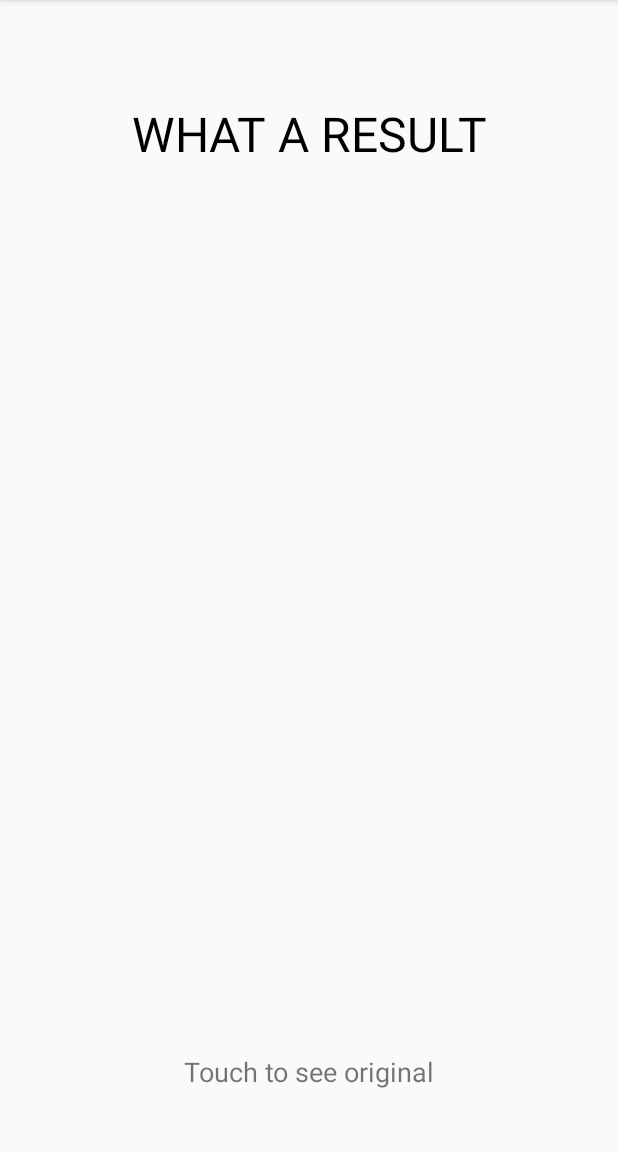
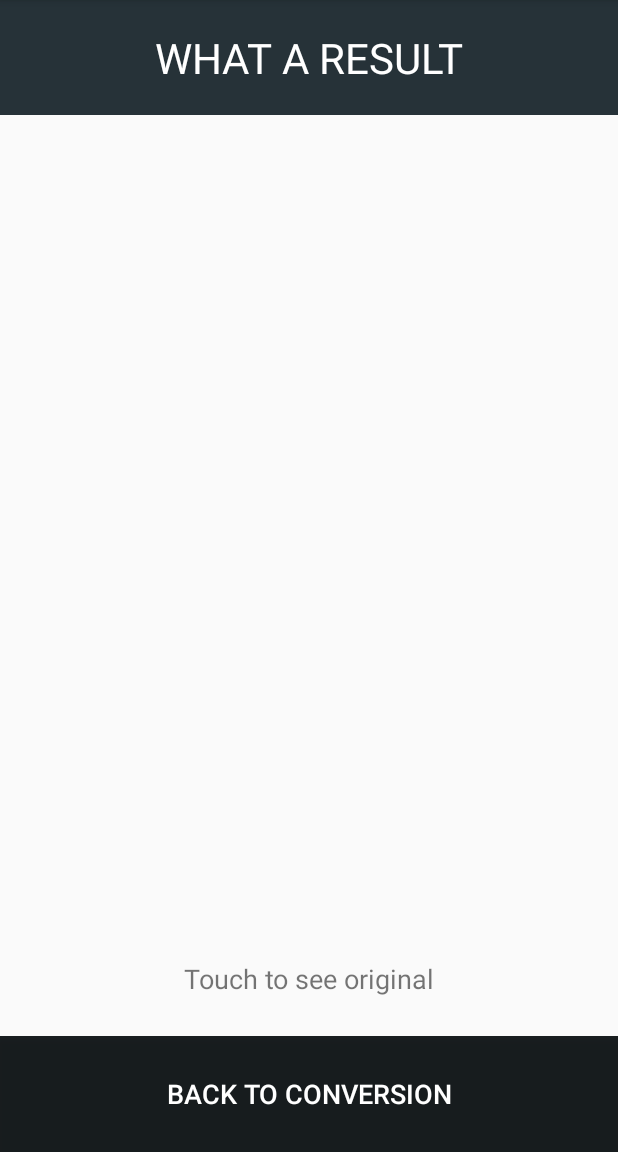
Before and after one commit to PicShape/android, an Android app: the ResultActivity screen opened directly, with no data from a screen before it, on a phone screen of 412 x 824 dp, the part 84-1236 px from its top. Run offline under Robolectric (Android 15) with nearby library versions, the phone set to English and light mode, and no system bars.

```diff
--- a/app/src/main/res/layout/activity_result.xml
+++ b/app/src/main/res/layout/activity_result.xml
@@ -5,29 +5,31 @@
     android:layout_width="match_parent"
     android:layout_height="match_parent"
     android:orientation="vertical"
-    android:paddingBottom="@dimen/activity_vertical_margin"
-    android:paddingLeft="@dimen/activity_horizontal_margin"
-    android:paddingRight="@dimen/activity_horizontal_margin"
-    android:paddingTop="@dimen/activity_vertical_margin"
+
     tools:context="com.example.android.picshape.view.ResultActivity">
 
-    <TextView
-        android:text="@string/result_text"
+    <RelativeLayout
         android:layout_width="match_parent"
         android:layout_height="0dp"
-        android:layout_weight="0.20"
-        android:id="@+id/textView"
-        android:textSize="32sp"
-        android:textColor="@android:color/black"
-        android:gravity="center_horizontal|center_vertical"
-        android:textAllCaps="true"/>
+        android:layout_weight="0.1"
+        android:background="@color/primary">
+        <TextView
+            android:text="@string/result_text"
+            android:layout_width="match_parent"
+            android:layout_height="match_parent"
+            android:id="@+id/textView"
+            android:textSize="28sp"
+            android:textColor="@android:color/white"
+            android:gravity="center_horizontal|center_vertical"
+            android:textAllCaps="true"/>
+    </RelativeLayout>
 
     <ImageView
         android:padding="10dp"
         android:id="@+id/result_imageView"
         android:layout_width="match_parent"
         android:layout_height="0dp"
-        android:layout_weight="0.70"
+        android:layout_weight="0.7"
         />
     <TextView
         android:layout_width="match_parent"
@@ -36,4 +38,22 @@
         android:gravity="center_horizontal|center_vertical"
         android:textSize="18sp"
         android:text="@string/touch_original_text"/>
+
+    <RelativeLayout
+        android:layout_width="match_parent"
+        android:layout_height="0dp"
+        android:layout_weight="0.1"
+        android:background="@color/primary">
+        <Button
+            android:id="@+id/back_convert_btn"
+            android:layout_width="match_parent"
+            android:layout_height="match_parent"
+            android:layout_gravity="center_horizontal"
+            android:background="@drawable/button"
+            android:onClick="backToConvertActivity"
+            android:textColor="@android:color/white"
+            android:textSize="18sp"
+            android:text="Back to conversion"/>
+    </RelativeLayout>
+
 </LinearLayout>
--- a/app/src/main/res/layout/activity_wall.xml
+++ b/app/src/main/res/layout/activity_wall.xml
@@ -19,8 +19,7 @@
     <LinearLayout
         android:id="@+id/tabs"
         android:layout_width="match_parent"
-        android:layout_height="0dp"
-        android:layout_weight="0.1"
+        android:layout_height="wrap_content"
         android:orientation="horizontal"
         android:background="@color/primary"
         >
@@ -48,7 +47,6 @@
                 />
 
         </LinearLayout>
-
         <Button
             android:layout_width="0dp"
             android:layout_weight="1"
@@ -68,5 +66,4 @@
             android:text="Convert"
             />
     </LinearLayout>
-
 </LinearLayout>
```
Also changed, not shown: app/src/main/java/com/example/android/picshape/model/PictureShape.java (+41 -12 lines), app/src/main/java/com/example/android/picshape/view/GalleryActivity.java (+2 -18 lines), app/src/main/java/com/example/android/picshape/view/ResultActivity.java (+12 -0 lines), app/src/main/java/com/example/android/picshape/view/SinglePicActivity.java (+28 -3 lines), app/src/main/java/com/example/android/picshape/view/WallActivity.java (+0 -16 lines), app/src/main/res/layout/activity_param.xml (+13 -7 lines).
